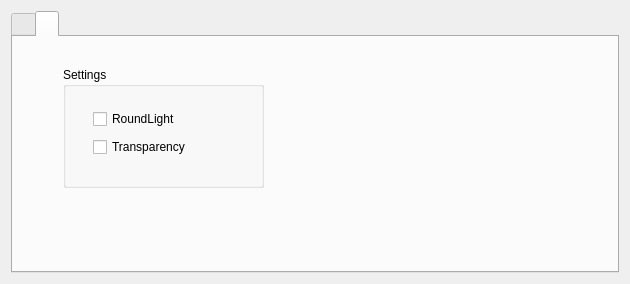
Old version of the form form.ui in the repository squawk7x/Qt-Designer.
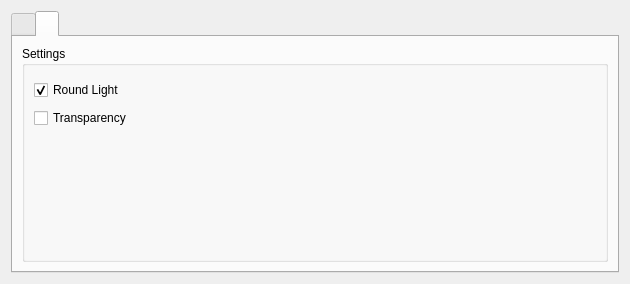
New version of the form. The open tabs and pages were chosen to show the change. Custom widgets are drawn as their Qt base class.

Commit message:
cb_roundLight set to checked as initial value
form.h and form.cpp removed

Patch:
```diff
--- a/form.ui
+++ b/form.ui
@@ -606,15 +606,9 @@
       <attribute name="title">
        <string/>
       </attribute>
+      <layout class="QVBoxLayout" name="verticalLayout_4">
+       <item>
       <widget class="QGroupBox" name="ui_gb_settings">
-       <property name="geometry">
-        <rect>
-         <x>50</x>
-         <y>30</y>
-         <width>201</width>
-         <height>121</height>
-        </rect>
-       </property>
        <property name="layoutDirection">
         <enum>Qt::LeftToRight</enum>
        </property>
@@ -624,9 +618,9 @@
        <widget class="QWidget" name="layoutWidget">
         <property name="geometry">
          <rect>
-          <x>30</x>
-          <y>40</y>
-          <width>142</width>
+            <x>12</x>
+            <y>32</y>
+            <width>104</width>
           <height>54</height>
          </rect>
         </property>
@@ -634,7 +628,10 @@
          <item>
           <widget class="QCheckBox" name="ui_cb_roundLight">
            <property name="text">
-            <string>RoundLight</string>
+              <string>Round Light</string>
+             </property>
+             <property name="checked">
+              <bool>true</bool>
            </property>
           </widget>
          </item>
@@ -648,6 +645,8 @@
         </layout>
        </widget>
       </widget>
+       </item>
+      </layout>
      </widget>
     </widget>
    </item>
```
Left out of the diff: 8 changed lines with no effect on the pictures. Lines whose indentation alone changed are shown as unchanged. The commit also changes 3 other files.
